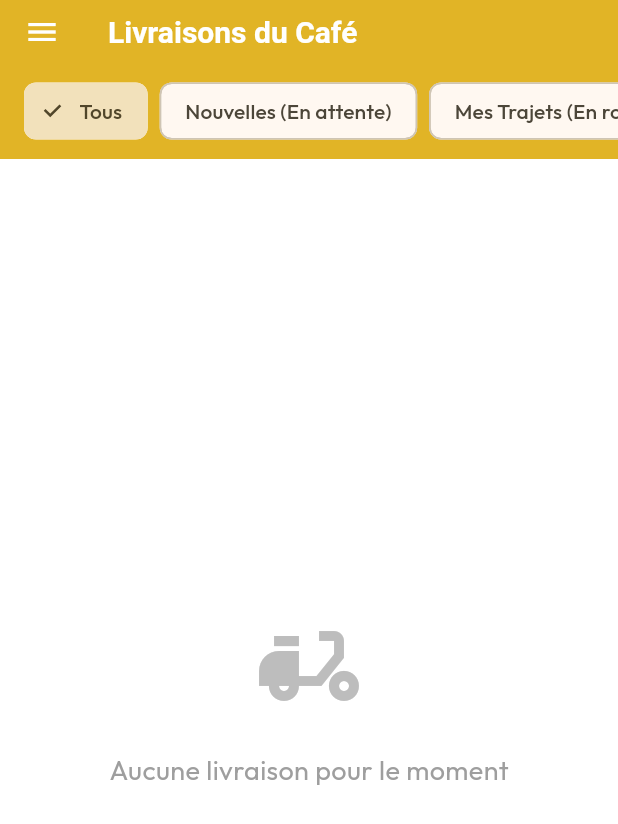
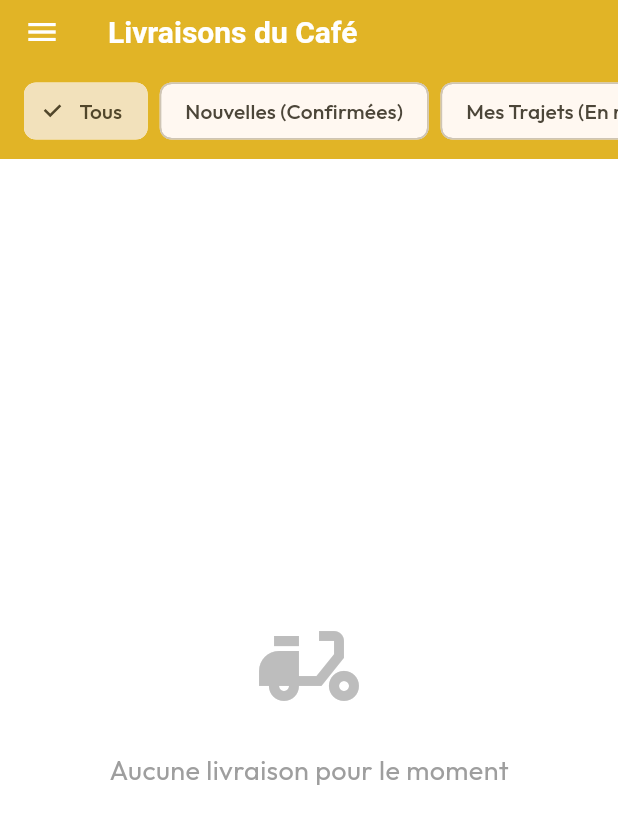
Before and after one commit to baksa7bi/6eme, a Flutter app: the DeliveryDashboardPage screen opened directly, on a phone screen of 412 x 824 dp. Shown: the top 824 px of the screen. Run offline on Flutter 3.47's test engine with Material 3 defaults, Android fonts, the phone set to English and light mode, and no system bars; our stand-ins replace cached_network_image, connectivity_plus, device_info_plus, font_awesome_flutter, geolocator, google_fonts and 4 more; missing offline and left inert: flutter_facebook_auth; accounts and stored records are empty; network calls fail.

Commit message:
updates the delivery dashboard

```diff
--- a/lib/screens/delivery_dashboard_page.dart
+++ b/lib/screens/delivery_dashboard_page.dart
@@ -57,7 +57,7 @@ class _DeliveryDashboardPageState extends State<DeliveryDashboardPage> {
             child: Row(
               children: [
                 _filterChip('all', 'Tous'),
-                _filterChip('En attente', 'Nouvelles (En attente)'),
+                _filterChip('Confirmée', 'Nouvelles (Confirmées)'),
                 _filterChip('En route', 'Mes Trajets (En route)'),
                 _filterChip('Livré par livreur', 'Livrées'),
               ],
@@ -175,7 +175,7 @@ class _DeliveryDashboardPageState extends State<DeliveryDashboardPage> {
                 const Icon(Icons.location_on_outlined, size: 20, color: Colors.blue),
                 const SizedBox(width: 8),
                 Expanded(child: InkWell(
-                  onTap: (order.deliveryLocation == null || order.status == 'En attente') ? null : () async {
+                  onTap: (order.deliveryLocation == null || order.status == 'Confirmée') ? null : () async {
                     // Coordinates should be in format "lat,lng"
                     final coords = order.deliveryLocation!.trim();
                     final url = 'https://www.google.com/maps/search/?api=1&query=$coords';
@@ -188,15 +188,15 @@ class _DeliveryDashboardPageState extends State<DeliveryDashboardPage> {
                     }
                   },
                   child: Text(
-                    order.status == 'En attente'
+                    order.status == 'Confirmée'
                       ? 'Acceptez la commande pour voir l\'adresse'
                       : (order.deliveryLocation != null && order.deliveryLocation!.isNotEmpty
                           ? '📍 Client: ${order.deliveryLocation}'
                           : 'Adresse non spécifiée'),
                     style: TextStyle(
                       fontWeight: FontWeight.bold,
-                      color: (order.deliveryLocation != null && order.status != 'En attente') ? Colors.blue : Colors.grey,
-                      decoration: (order.deliveryLocation != null && order.status != 'En attente') ? TextDecoration.underline : null
+                      color: (order.deliveryLocation != null && order.status != 'Confirmée') ? Colors.blue : Colors.grey,
+                      decoration: (order.deliveryLocation != null && order.status != 'Confirmée') ? TextDecoration.underline : null
                     ),
                   ),
                 )),
@@ -222,7 +222,7 @@ class _DeliveryDashboardPageState extends State<DeliveryDashboardPage> {
               children: [
                 Text('Total: ${order.totalAmount} DH', style: const TextStyle(fontWeight: FontWeight.bold, fontSize: 16, color: Colors.orange)),
                 // Render different buttons based on state
-                if (order.status == 'En attente')
+                if (order.status == 'Confirmée')
                   ElevatedButton.icon(
                     onPressed: () async {
                       final success = await orderProvider.updateStatus(order.id, 'En route');
@@ -263,6 +263,7 @@ class _DeliveryDashboardPageState extends State<DeliveryDashboardPage> {
   Widget _statusBadge(String status) {
     Color color = Colors.grey;
     if (status == 'En attente') color = Colors.orange;
+    if (status == 'Confirmée') color = Colors.teal;
     if (status == 'En route') color = Colors.blueAccent;
     if (status == 'Livré par livreur') color = Colors.green;
     if (status == 'Livraison reçue') color = Colors.blue;
--- a/lib/services/api_service.dart
+++ b/lib/services/api_service.dart
@@ -21,8 +21,8 @@ class ApiService {
   // Replace with your Hostinger subdomain URL once uploaded
   // For mobile testing (USB), use your PC's local IP address
   // Changed to local backend
-  // static const String baseUrl = 'https://api.sfw-digital.com/api';
-  static const String baseUrl = 'http://192.168.100.40:8000/api';
+  static const String baseUrl = 'https://api.sfw-digital.com/api';
+  // static const String baseUrl = 'http://192.168.100.40:8000/api';
   static String get storageUrl {
     if (baseUrl.endsWith('/api')) {
       return '${baseUrl.substring(0, baseUrl.length - 4)}/storage';
```
